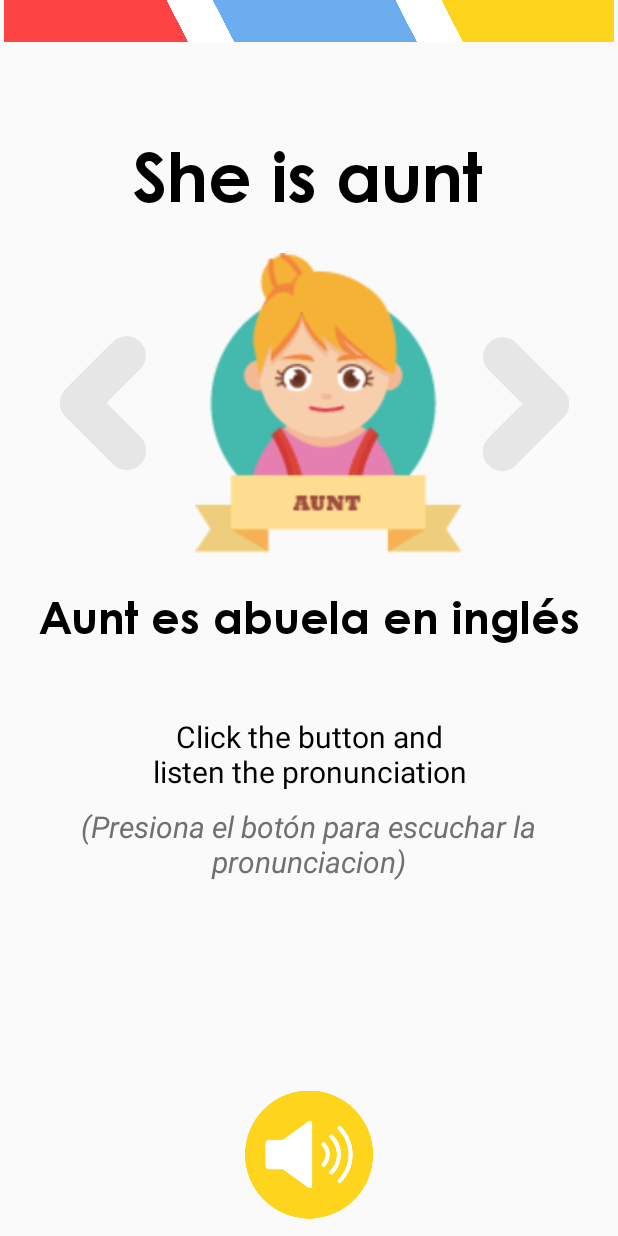
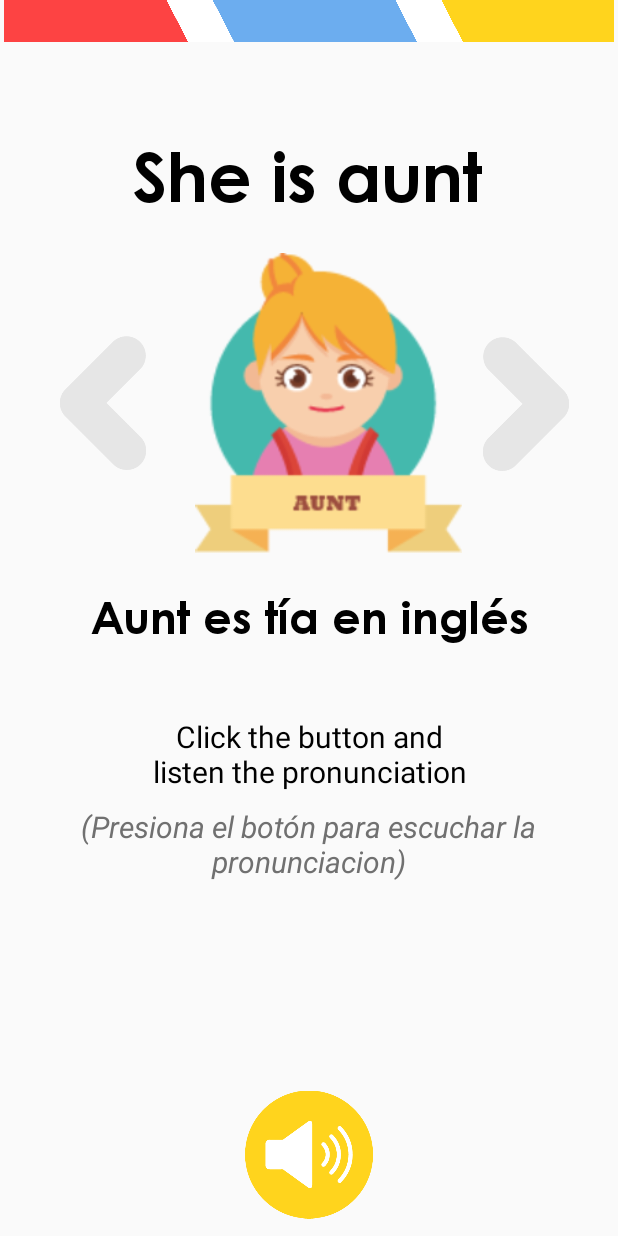
Before and after one commit to rohernanx30/App-Nova, an Android app: the tia screen opened directly, with no data from a screen before it, on a phone screen of 412 x 824 dp. Run offline under Robolectric (Android 15) with nearby library versions, the phone set to English and light mode, and no system bars; our stand-ins replace data binding.

Commit message:
Cambio visual de la pantalla tía

```diff
--- a/app/src/main/res/layout/activity_tia.xml
+++ b/app/src/main/res/layout/activity_tia.xml
@@ -87,7 +87,7 @@
             android:layout_marginTop="20dp"
             android:fontFamily="@font/century_gothic"
             android:gravity="center"
-            android:text="Aunt es abuela en inglés"
+            android:text="Aunt es tía en inglés"
             android:textColor="@color/black"
             android:textSize="30dp"
             android:textStyle="bold"
```
